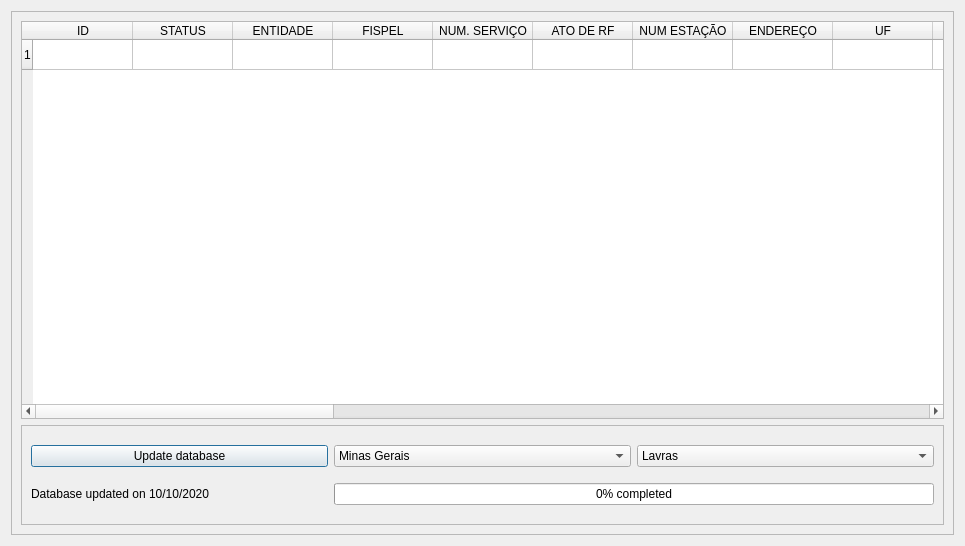
The window that src/main/python/views/anatel_dialog.ui (samuelterra22/Analysis-of-antenna-coverage) describes before a commit, drawn with Qt 5.
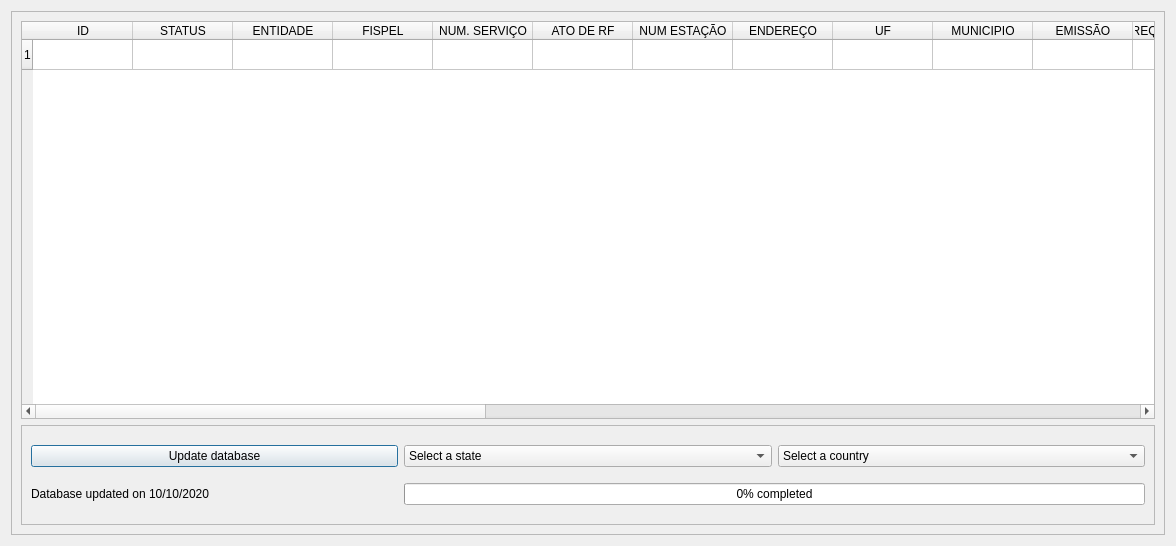
The same window after the commit.

Commit message: Fix layout when fill Anatel table

Patch:
```diff
--- a/src/main/python/views/anatel_dialog.ui
+++ b/src/main/python/views/anatel_dialog.ui
@@ -9,7 +9,7 @@
    <rect>
     <x>0</x>
     <y>0</y>
-    <width>965</width>
+    <width>1176</width>
     <height>546</height>
    </rect>
   </property>
@@ -381,23 +381,13 @@
             <bool>false</bool>
            </property>
            <property name="currentIndex">
-            <number>1</number>
+            <number>0</number>
            </property>
            <item>
             <property name="text">
              <string>Select a state</string>
             </property>
            </item>
-           <item>
-            <property name="text">
-             <string>Minas Gerais</string>
-            </property>
-           </item>
-           <item>
-            <property name="text">
-             <string>Rio de Janeiro</string>
-            </property>
-           </item>
           </widget>
          </item>
          <item row="1" column="2" colspan="2">
@@ -413,28 +403,13 @@
          <item row="0" column="3">
           <widget class="QComboBox" name="combo_box_contry">
            <property name="currentIndex">
-            <number>1</number>
+            <number>0</number>
            </property>
            <item>
             <property name="text">
              <string>Select a country</string>
             </property>
            </item>
-           <item>
-            <property name="text">
-             <string>Lavras</string>
-            </property>
-           </item>
-           <item>
-            <property name="text">
-             <string>Varginha</string>
-            </property>
-           </item>
-           <item>
-            <property name="text">
-             <string>Formiga</string>
-            </property>
-           </item>
           </widget>
          </item>
         </layout>
```
Left out of the diff: 2 changed lines with no effect on the pictures. The commit also changes 3 other files.
